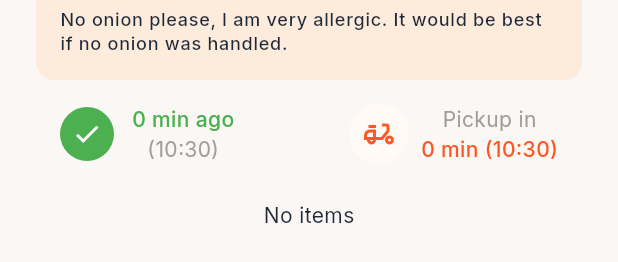
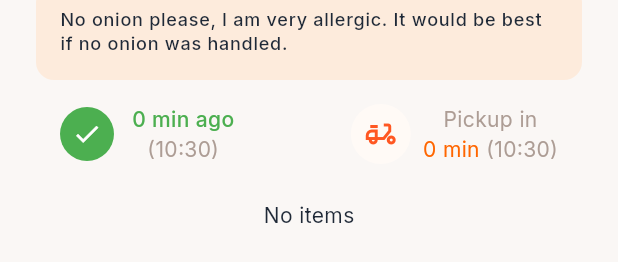
Before and after one commit to md-shahin-miah/flutter_order_manager, a Flutter app: the OrderDetailsSheet widget shown alone on an empty page, opened directly with empty values, on a phone screen of 412 x 824 dp. Shown: the part 205-467 px from the top of the screen. Run offline on Flutter 3.47's test engine with Material 3 defaults, Android fonts, the phone set to English and light mode, and no system bars; our stand-ins replace flutter_riverpod, get_it, go_router, google_fonts, percent_indicator, sqflite; accounts and stored records are empty.

Commit message:
final ui update

```diff
--- a/lib/presentation/pages/home_page/widget/order_list_tab.dart
+++ b/lib/presentation/pages/home_page/widget/order_list_tab.dart
@@ -13,6 +13,8 @@ import 'package:intl/intl.dart';
 import 'package:percent_indicator/circular_percent_indicator.dart';
 
 import 'order_item.dart';
+
+final timerUpdateProviderHome=StateProvider((ref) => 0);
 
 class OrderListTab extends ConsumerStatefulWidget {
   final String status;
@@ -31,7 +33,9 @@ class _OrderListTabState extends ConsumerState<OrderListTab> {
     super.initState();
     // Update the UI every minute to refresh the time differences
     _timer = Timer.periodic(const Duration(minutes: 1), (_) {
-      if (mounted) setState(() {});
+      if (mounted){
+        ref.read(timerUpdateProviderHome.notifier).state= ref.read(timerUpdateProviderHome)+1;
+      }
     });
   }
 
--- a/lib/presentation/widgets/bottom_sheets/order_details_sheet.dart
+++ b/lib/presentation/widgets/bottom_sheets/order_details_sheet.dart
@@ -126,7 +126,7 @@ class OrderDetailsSheet extends StatelessWidget {
                             ),
                             Text(
                               "(${getTimeString(order.orderMakingFinishTime)})",
-                              style: theme.textTheme.bodyMedium?.copyWith(color: Colors.grey),
+                              style: theme.textTheme.bodyMedium?.copyWith(color:AppColors.textLight),
                             )
                           ],
                         ),
@@ -149,18 +149,20 @@ class OrderDetailsSheet extends StatelessWidget {
                           children: [
                             Text(
                               'Pickup in',
-                              style: TextStyle(
-                                fontSize: 14,
-                                color: Colors.grey,
-                              ),
+                            style: theme.textTheme.bodyMedium?.copyWith(color:AppColors.textLight),
                             ),
-                            Text(
-                              '$minutesWillPickup min (${getTimeString(order.pickupTime)})',
-                              style: TextStyle(
-                                fontSize: 14,
-                                fontWeight: FontWeight.w500,
-                                color: Colors.deepOrange,
-                              ),
+                            Row(
+                              children: [
+                                Text(
+                                  '$minutesWillPickup min ',
+                                    style: theme.textTheme.bodyMedium?.copyWith(color:AppColors.primary),
+
+                                ),
+                                Text(
+                                  '(${getTimeString(order.pickupTime)})',
+                                    style: theme.textTheme.bodyMedium?.copyWith(color:AppColors.textLight),
+                                ),
+                              ],
                             ),
                           ],
                         ),
```
Also changed, not shown: lib/presentation/pages/home_page/widget/order_item.dart (+7 -2 lines).
